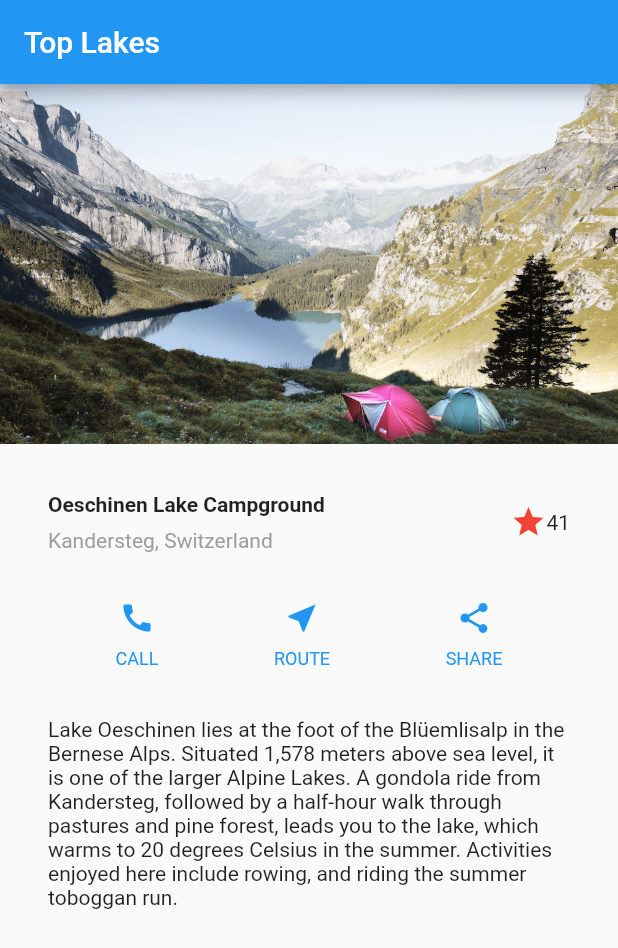
After one commit to poxstone/flutter_app, a Flutter app: the screen it shows after launch, on a phone screen of 412 x 824 dp. The commit adds this screen. Shown: the top 948 px of the screen. Run offline on Flutter 3.47's test engine with Material 2 defaults, Android fonts, the phone set to English and light mode, and no system bars.

Commit message:
separe layouts

```diff
--- /dev/null
+++ b/lib/LayoutColsImagesIcons.dart
@@ -0,0 +1,113 @@
+import 'package:flutter/material.dart';
+
+class LayoutColsImagesIcons extends StatelessWidget {
+  @override
+  Widget build(BuildContext context) {
+    Widget titleSection = Container(
+      padding: const EdgeInsets.all(32.0),
+      child: Row(
+        children: [
+          Expanded(
+            /*1*/
+            child: Column(
+              crossAxisAlignment: CrossAxisAlignment.start,
+              children: [
+                /*2*/
+                Container(
+                  padding: const EdgeInsets.only(bottom: 8.0),
+                  child: Text(
+                    'Oeschinen Lake Campground',
+                    style: TextStyle(
+                      fontWeight: FontWeight.bold,
+                    ),
+                  ),
+                ),
+                Text(
+                  'Kandersteg, Switzerland',
+                  style: TextStyle(
+                    color: Colors.grey[500],
+                  ),
+                ),
+              ],
+            ),
+          ),
+          /*3*/
+          Icon(
+            Icons.star,
+            color: Colors.red[500],
+          ),
+          Text('41'),
+        ],
+      ),
+    );
+
+    Color color = Theme.of(context).primaryColor;
+
+    Widget buttonSection = Container(
+      child: Row(
+        mainAxisAlignment: MainAxisAlignment.spaceEvenly,
+        children: [
+          _buildButtonColumn(color, Icons.call, 'CALL'),
+          _buildButtonColumn(color, Icons.near_me, 'ROUTE'),
+          _buildButtonColumn(color, Icons.share, 'SHARE'),
+        ],
+      ),
+    );
+
+    Widget textSection = Container(
+      padding: const EdgeInsets.all(32.0),
+      child: Text(
+        'Lake Oeschinen lies at the foot of the Blüemlisalp in the Bernese '
+            'Alps. Situated 1,578 meters above sea level, it is one of the '
+            'larger Alpine Lakes. A gondola ride from Kandersteg, followed by a '
+            'half-hour walk through pastures and pine forest, leads you to the '
+            'lake, which warms to 20 degrees Celsius in the summer. Activities '
+            'enjoyed here include rowing, and riding the summer toboggan run.',
+        softWrap: true,
+      ),
+    );
+
+    return MaterialApp(
+      title: 'Flutter Layout Demo',
+      home: Scaffold(
+        appBar: AppBar(
+          title: Text('Top Lakes'),
+        ),
+        body: ListView(
+          children: [
+            Image.asset(
+              'images/lake.jpg',
+              width: 600.0,
+              height: 240.0,
+              fit: BoxFit.cover,
+            ),
+            titleSection,
+            buttonSection,
+            textSection,
+          ],
+        ),
+      ),
+    );
+  }
+}
+
+Column _buildButtonColumn(Color color, IconData icon, String label) {
+  return Column(
+    mainAxisSize: MainAxisSize.min,
+    mainAxisAlignment: MainAxisAlignment.center,
+    children: [
+      Icon(icon, color: color),
+      Container(
+        margin: const EdgeInsets.only(top: 8.0),
+        child: Text(
+          label,
+          style: TextStyle(
+            fontSize: 12.0,
+            fontWeight: FontWeight.w400,
+            color: color,
+          ),
+        ),
+      ),
+    ],
+  );
+}
```
Also changed, not shown: lib/LayoutTextCenter.dart (added, +51 -0 lines), lib/main.dart (+3 -113 lines).
